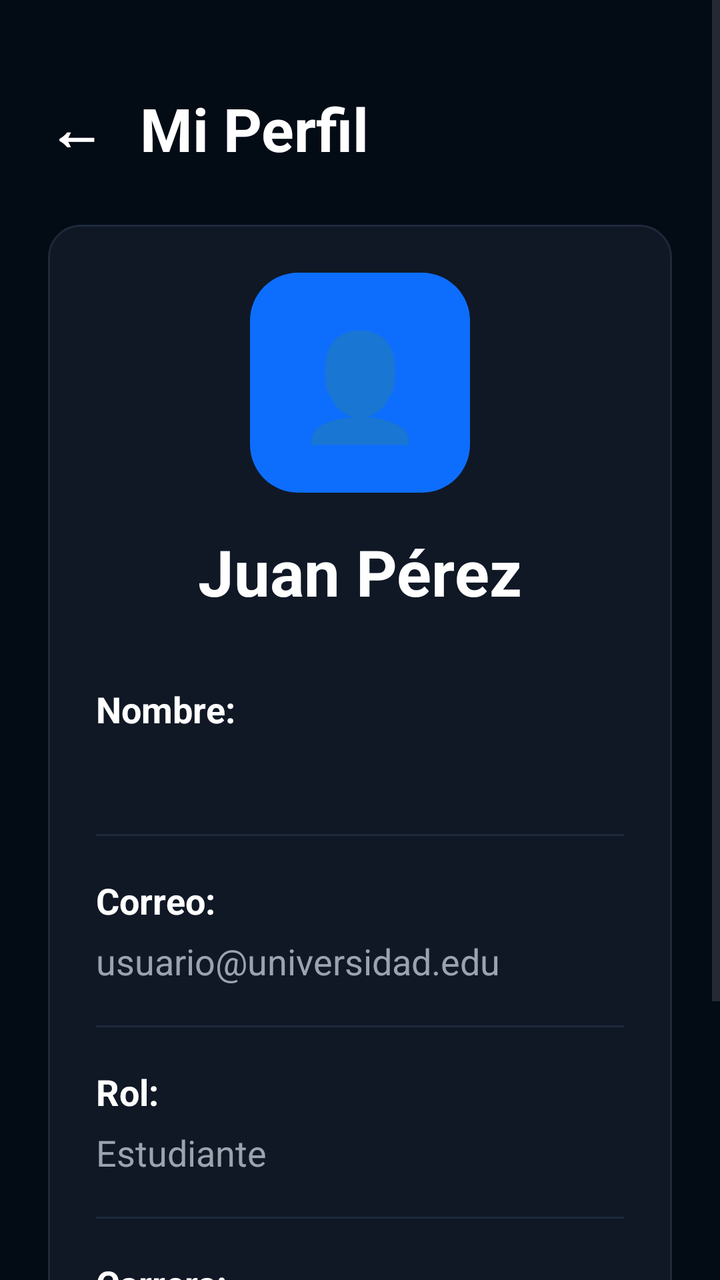
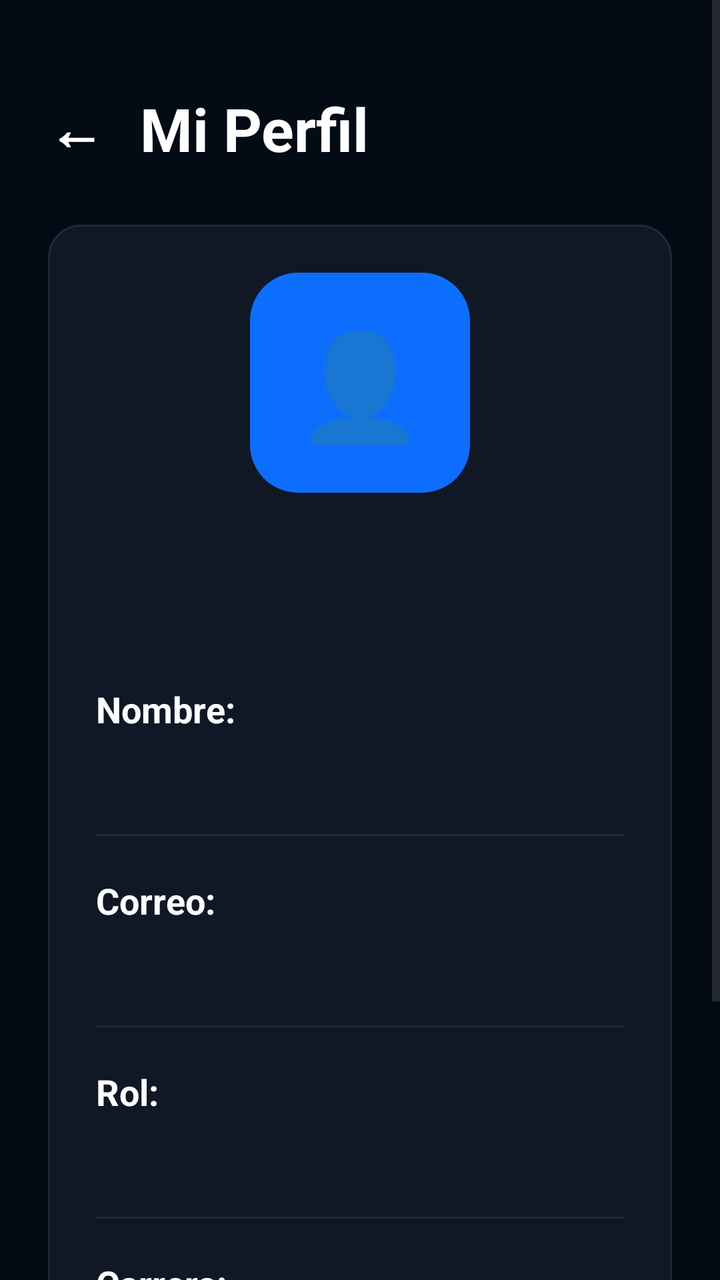

An Android layout rendered at two revisions. The XML below is the earlier revision; the diff shows what the commit changed to produce the second picture.
<!-- AndroidManifest.xml: application theme Theme.UniFreelanceApp -->
<!-- res/layout/activity_profile.xml -->
<?xml version="1.0" encoding="utf-8"?>
<ScrollView xmlns:android="http://schemas.android.com/apk/res/android"
    android:id="@+id/perfil"
    android:layout_width="match_parent"
    android:layout_height="match_parent"
    android:fillViewport="true"
    android:background="#030B15">

    <LinearLayout
        android:layout_width="match_parent"
        android:layout_height="wrap_content"
        android:orientation="vertical"
        android:padding="24dp">

        
        <LinearLayout
            android:layout_width="match_parent"
            android:layout_height="wrap_content"
            android:orientation="horizontal"
            android:gravity="center_vertical"
            android:layout_marginTop="20dp">

            <TextView
                android:id="@+id/btnFlecha"
                android:layout_width="wrap_content"
                android:layout_height="wrap_content"
                android:text="←"
                android:textColor="#FFFFFF"
                android:textSize="28sp"
                android:textStyle="bold" />

            <TextView
                android:layout_width="wrap_content"
                android:layout_height="wrap_content"
                android:text="Mi Perfil"
                android:textColor="#FFFFFF"
                android:textStyle="bold"
                android:textSize="30sp"
                android:layout_marginStart="18dp" />

        </LinearLayout>

        
        <LinearLayout
            android:layout_width="match_parent"
            android:layout_height="wrap_content"
            android:orientation="vertical"
            android:background="@drawable/bg_card_post"
            android:padding="24dp"
            android:layout_marginTop="28dp">

            
            <TextView
                android:layout_width="110dp"
                android:layout_height="110dp"
                android:layout_gravity="center"
                android:gravity="center"
                android:text="👤"
                android:textSize="52sp"
                android:textColor="#FFFFFF"
                android:background="@drawable/bg_logo_login" />

            
            <TextView
                android:id="@+id/tvName"
                android:layout_width="wrap_content"
                android:layout_height="wrap_content"
                android:text="Juan Pérez"
                android:textColor="#FFFFFF"
                android:textStyle="bold"
                android:textSize="32sp"
                android:layout_gravity="center"
                android:layout_marginTop="18dp" />

            
            <TextView
                android:layout_width="wrap_content"
                android:layout_height="wrap_content"
                android:text="Nombre:"
                android:textColor="#FFFFFF"
                android:textStyle="bold"
                android:textSize="18sp"
                android:layout_marginTop="35dp" />

            <TextView
                android:id="@+id/tvNameSmall"
                android:layout_width="wrap_content"
                android:layout_height="wrap_content"
                android:text=""
                android:textColor="#9CA3AF"
                android:textSize="18sp"
                android:layout_marginTop="6dp" />

            
            <View
                android:layout_width="match_parent"
                android:layout_height="1dp"
                android:background="#1E293B"
                android:layout_marginTop="20dp"
                android:layout_marginBottom="20dp" />

            
            <TextView
                android:layout_width="wrap_content"
                android:layout_height="wrap_content"
                android:text="Correo:"
                android:textColor="#FFFFFF"
                android:textStyle="bold"
                android:textSize="18sp" />

            <TextView
                android:id="@+id/tvEmail"
                android:layout_width="wrap_content"
                android:layout_height="wrap_content"
                android:text="usuario@universidad.edu"
                android:textColor="#9CA3AF"
                android:textSize="18sp"
                android:layout_marginTop="6dp" />

            
            <View
                android:layout_width="match_parent"
                android:layout_height="1dp"
                android:background="#1E293B"
                android:layout_marginTop="20dp"
                android:layout_marginBottom="20dp" />

            
            <TextView
                android:layout_width="wrap_content"
                android:layout_height="wrap_content"
                android:text="Rol:"
                android:textColor="#FFFFFF"
                android:textStyle="bold"
                android:textSize="18sp" />

            <TextView
                android:id="@+id/tvRole"
                android:layout_width="wrap_content"
                android:layout_height="wrap_content"
                android:text="Estudiante"
                android:textColor="#9CA3AF"
                android:textSize="18sp"
                android:layout_marginTop="6dp" />

            
            <View
                android:layout_width="match_parent"
                android:layout_height="1dp"
                android:background="#1E293B"
                android:layout_marginTop="20dp"
                android:layout_marginBottom="20dp" />

            
            <TextView
                android:layout_width="wrap_content"
                android:layout_height="wrap_content"
                android:text="Carrera:"
                android:textColor="#FFFFFF"
                android:textStyle="bold"
                android:textSize="18sp" />

            <TextView
                android:id="@+id/tvCareer"
                android:layout_width="wrap_content"
                android:layout_height="wrap_content"
                android:text="Ingeniería en Sistemas"
                android:textColor="#9CA3AF"
                android:textSize="18sp"
                android:layout_marginTop="6dp" />

        </LinearLayout>

        
        <Button
            android:id="@+id/btnCerrarSesion"
            android:layout_width="match_parent"
            android:layout_height="58dp"
            android:layout_marginTop="28dp"
            android:text="Cerrar Sesión"
            android:textStyle="bold"
            android:textColor="#FFFFFF"
            android:textSize="18sp"
            android:backgroundTint="#EF4444" />

    </LinearLayout>

</ScrollView>
<!-- resources referenced by this layout -->
<resources>
  <!-- drawable bg_card_post (drawable) -->
  <shape xmlns:android="http://schemas.android.com/apk/res/android">
      <solid android:color="#101826" />
      <stroke
          android:width="1dp"
          android:color="#1E293B" />
      <corners android:radius="16dp" />
  </shape>
  <!-- drawable bg_logo_login (drawable) -->
  <shape xmlns:android="http://schemas.android.com/apk/res/android">
      <solid android:color="#0D6EFD"/>
      <corners android:radius="24dp"/>
  </shape>
  <style name="Theme.UniFreelanceApp" parent="Base.Theme.UniFreelanceApp" />
  <style name="Base.Theme.UniFreelanceApp" parent="Theme.Material3.DayNight.NoActionBar">
          
          
      </style>
</resources>

<!-- the commit's change to res/layout/activity_profile.xml (unified diff, before → after) -->
@@ -65,7 +65,7 @@
                 android:id="@+id/tvName"
                 android:layout_width="wrap_content"
                 android:layout_height="wrap_content"
-                android:text="Juan Pérez"
+                android:text=""
                 android:textColor="#FFFFFF"
                 android:textStyle="bold"
                 android:textSize="32sp"
@@ -112,7 +112,7 @@
                 android:id="@+id/tvEmail"
                 android:layout_width="wrap_content"
                 android:layout_height="wrap_content"
-                android:text="usuario@universidad.edu"
+                android:text=""
                 android:textColor="#9CA3AF"
                 android:textSize="18sp"
                 android:layout_marginTop="6dp" />
@@ -138,7 +138,7 @@
                 android:id="@+id/tvRole"
                 android:layout_width="wrap_content"
                 android:layout_height="wrap_content"
-                android:text="Estudiante"
+                android:text=""
                 android:textColor="#9CA3AF"
                 android:textSize="18sp"
                 android:layout_marginTop="6dp" />
@@ -164,13 +164,12 @@
                 android:id="@+id/tvCareer"
                 android:layout_width="wrap_content"
                 android:layout_height="wrap_content"
-                android:text="Ingeniería en Sistemas"
+                android:text=""
                 android:textColor="#9CA3AF"
                 android:textSize="18sp"
                 android:layout_marginTop="6dp" />
 
         </LinearLayout>
-
         
         <Button
             android:id="@+id/btnCerrarSesion"
